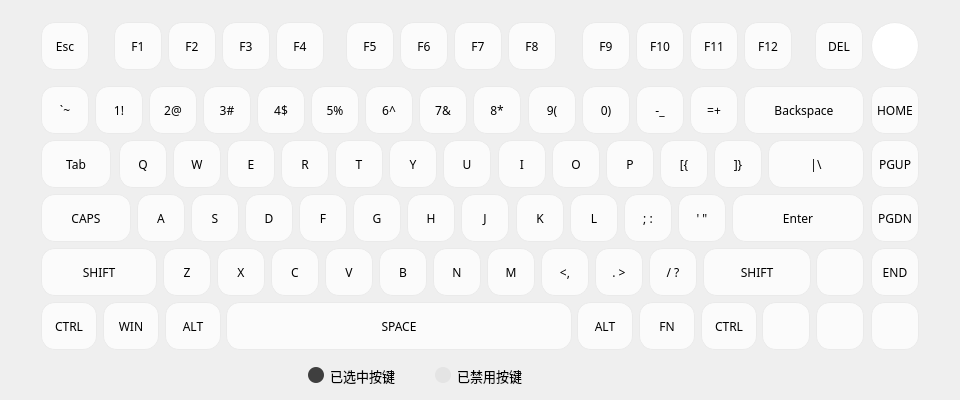
wlffeng2008/AkkoStudio, file Module/ModuleKeyboard.ui: the form before one commit.
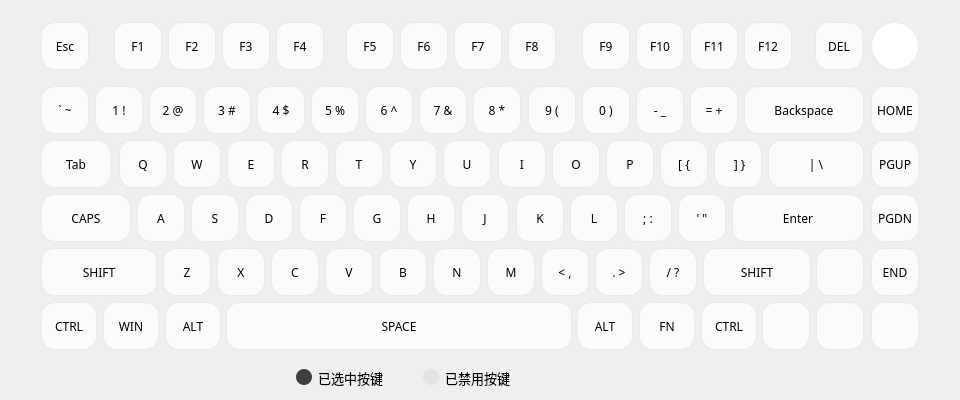
The form after the commit. Icons and pictures are not drawn. Custom widgets are drawn as their Qt base class.

What changed in the file:
```diff
--- a/Module/ModuleKeyboard.ui
+++ b/Module/ModuleKeyboard.ui
@@ -56,8 +56,8 @@
   <widget class="QFrame" name="frameFlag">
    <property name="geometry">
     <rect>
-     <x>306</x>
-     <y>362</y>
+     <x>294</x>
+     <y>364</y>
      <width>251</width>
      <height>27</height>
     </rect>
@@ -609,7 +609,7 @@
     </font>
    </property>
    <property name="text">
-    <string notr="true">3#</string>
+    <string notr="true">3 #</string>
    </property>
    <attribute name="buttonGroup">
     <string notr="true">buttonGroup</string>
@@ -637,7 +637,7 @@
     </font>
    </property>
    <property name="text">
-    <string notr="true">4$</string>
+    <string notr="true">4 $</string>
    </property>
    <attribute name="buttonGroup">
     <string notr="true">buttonGroup</string>
@@ -665,7 +665,7 @@
     </font>
    </property>
    <property name="text">
-    <string notr="true">6^</string>
+    <string notr="true">6 ^</string>
    </property>
    <attribute name="buttonGroup">
     <string notr="true">buttonGroup</string>
@@ -693,7 +693,7 @@
     </font>
    </property>
    <property name="text">
-    <string notr="true">7&amp;&amp;</string>
+    <string notr="true">7 &amp;&amp;</string>
    </property>
    <attribute name="buttonGroup">
     <string notr="true">buttonGroup</string>
@@ -721,7 +721,7 @@
     </font>
    </property>
    <property name="text">
-    <string notr="true">8*</string>
+    <string notr="true">8 *</string>
    </property>
    <attribute name="buttonGroup">
     <string notr="true">buttonGroup</string>
@@ -749,7 +749,7 @@
     </font>
    </property>
    <property name="text">
-    <string notr="true">=+</string>
+    <string notr="true">= +</string>
    </property>
    <attribute name="buttonGroup">
     <string notr="true">buttonGroup</string>
@@ -805,7 +805,7 @@
     </font>
    </property>
    <property name="text">
-    <string notr="true">9(</string>
+    <string notr="true">9 (</string>
    </property>
    <attribute name="buttonGroup">
     <string notr="true">buttonGroup</string>
@@ -833,7 +833,7 @@
     </font>
    </property>
    <property name="text">
-    <string notr="true">`~</string>
+    <string notr="true">` ~</string>
    </property>
    <attribute name="buttonGroup">
     <string notr="true">buttonGroup</string>
@@ -861,7 +861,7 @@
     </font>
    </property>
    <property name="text">
-    <string notr="true">1!</string>
+    <string notr="true">1 !</string>
    </property>
    <attribute name="buttonGroup">
     <string notr="true">buttonGroup</string>
@@ -889,7 +889,7 @@
     </font>
    </property>
    <property name="text">
-    <string notr="true">5%</string>
+    <string notr="true">5 %</string>
    </property>
    <attribute name="buttonGroup">
     <string notr="true">buttonGroup</string>
@@ -917,7 +917,7 @@
     </font>
    </property>
    <property name="text">
-    <string notr="true">-_</string>
+    <string notr="true">- _</string>
    </property>
    <attribute name="buttonGroup">
     <string notr="true">buttonGroup</string>
@@ -973,7 +973,7 @@
     </font>
    </property>
    <property name="text">
-    <string notr="true">0)</string>
+    <string notr="true">0 )</string>
    </property>
    <attribute name="buttonGroup">
     <string notr="true">buttonGroup</string>
@@ -1001,7 +1001,7 @@
     </font>
    </property>
    <property name="text">
-    <string notr="true">2@</string>
+    <string notr="true">2 @</string>
    </property>
    <attribute name="buttonGroup">
     <string notr="true">buttonGroup</string>
@@ -1113,7 +1113,7 @@
     </font>
    </property>
    <property name="text">
-    <string notr="true">|\</string>
+    <string notr="true">| \</string>
    </property>
    <attribute name="buttonGroup">
     <string notr="true">buttonGroup</string>
@@ -1225,7 +1225,7 @@
     </font>
    </property>
    <property name="text">
-    <string notr="true">]}</string>
+    <string notr="true"> ] }</string>
    </property>
    <attribute name="buttonGroup">
     <string notr="true">buttonGroup</string>
@@ -1309,7 +1309,7 @@
     </font>
    </property>
    <property name="text">
-    <string notr="true">[{</string>
+    <string notr="true">[ {</string>
    </property>
    <attribute name="buttonGroup">
     <string notr="true">buttonGroup</string>
@@ -2053,7 +2053,7 @@
     </font>
    </property>
    <property name="text">
-    <string notr="true">&lt;,</string>
+    <string notr="true">&lt; ,</string>
    </property>
    <attribute name="buttonGroup">
     <string notr="true">buttonGroup</string>
```
